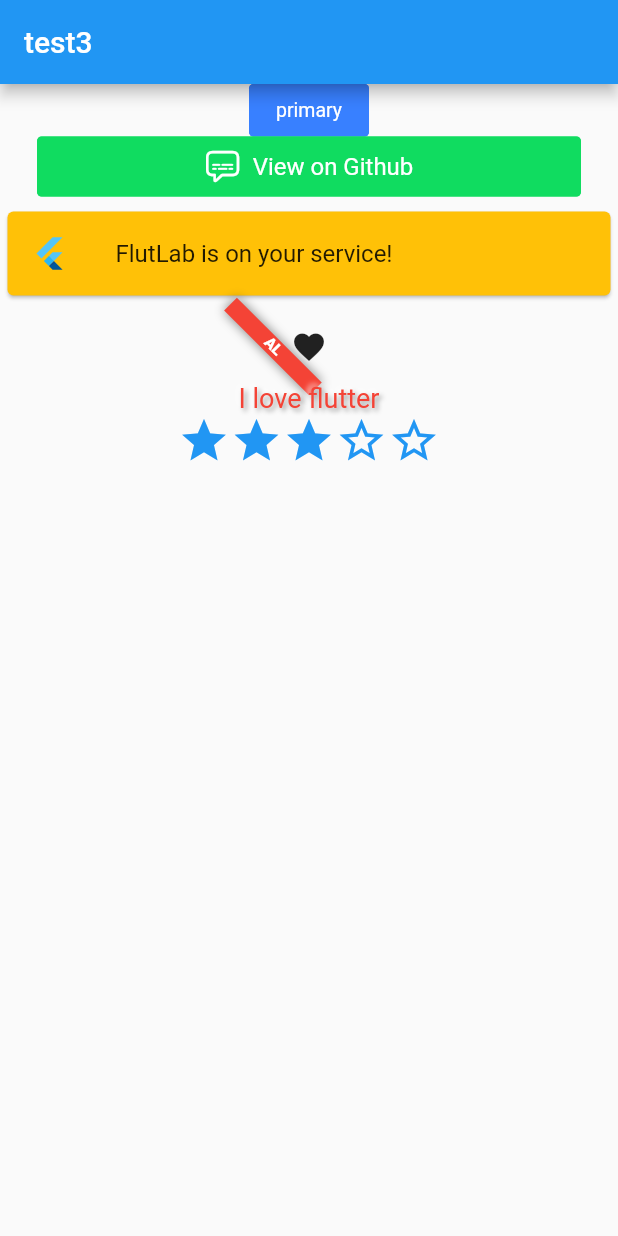
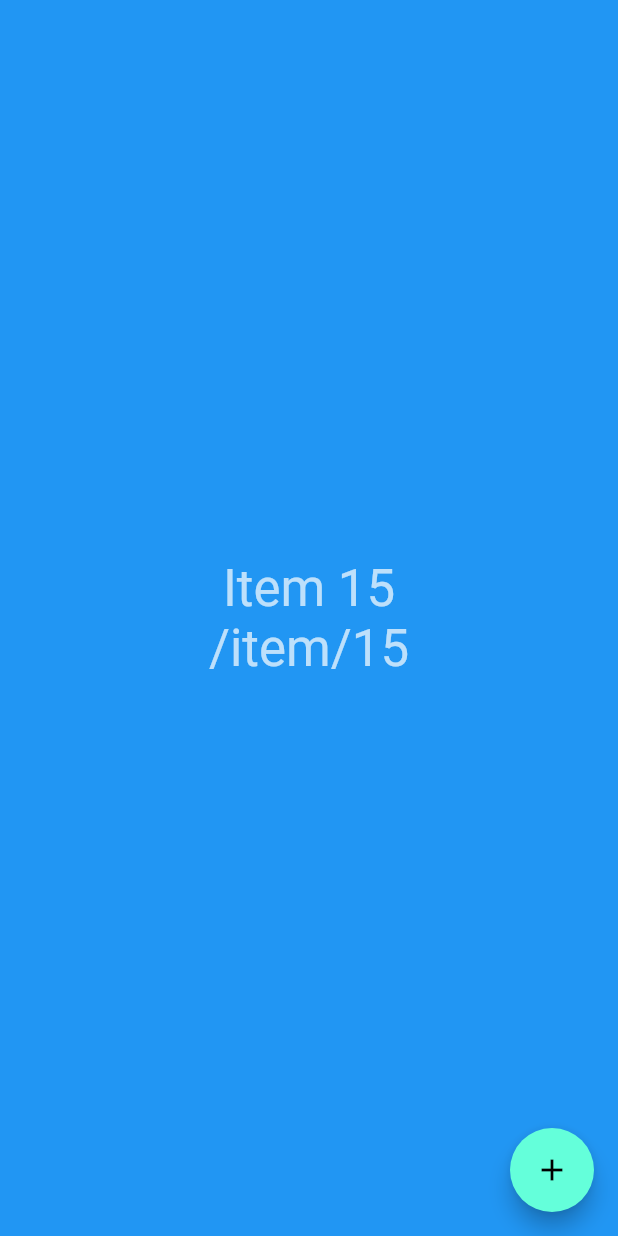
Before and after one commit to xunsky/flutter_online, a Flutter app: the screen it shows after launch, on a phone screen of 412 x 824 dp. Run offline on Flutter 3.47's test engine with Material 2 defaults, Android fonts, the phone set to English and light mode, and no system bars; drawn by our look-alikes of flutter_neumorphic, getwidget.

```diff
--- a/lib/main.dart
+++ b/lib/main.dart
@@ -7,8 +7,9 @@ import 'package:flutter_neumorphic/flutter_neumorphic.dart';
 import 'package:getwidget/getwidget.dart';
 
 void main() => runApp(MyApp());
+final _navigatorKey = GlobalKey<NavigatorState>();
 
-class MyApp extends StatelessWidget {
+class MyApp2 extends StatelessWidget {
   // This widget is the root of your application.
   @override
   Widget build(BuildContext context) {
@@ -93,3 +94,148 @@ class MyHomePage extends StatelessWidget {
     );
   }
 }
+
+class MyApp extends StatefulWidget {
+  @override
+  _MyAppState createState() => _MyAppState();
+}
+
+class _MyAppState extends State<MyApp> {
+  static int _counter = 15;
+
+  // Initial Route: /category/5/item/15
+  final pages = [
+    MyPage(
+      key: ValueKey('/'),
+      name: '/',
+      builder: (context) => HomeScreen(),
+    ),
+    MyPage(
+      key: ValueKey('/category/5'),
+      name: '/category/5',
+      builder: (context) => CategoryScreen(id: 5),
+    ),
+    MyPage(
+      key: ValueKey('/item/15'),
+      name: '/item/15',
+      builder: (context) => ItemScreen(id: 15),
+    ),
+  ];
+
+  void addPage(MyPage page) {
+    setState(() => pages.add(page));
+  }
+
+  bool _onPopPage(Route<dynamic> route, dynamic result) {
+    setState(() => pages.remove(route.settings));
+    return route.didPop(result);
+  }
+
+  @override
+  Widget build(BuildContext context) {
+    print('build: $pages');
+    return MaterialApp(
+      theme: ThemeData.dark(),
+      home: Scaffold(
+        body: WillPopScope(
+          onWillPop: () async => !await _navigatorKey.currentState!.maybePop(),
+          child: Navigator(
+            key: _navigatorKey,
+            onPopPage: _onPopPage,
+            pages: List.of(pages),
+          ),
+        ),
+        floatingActionButton: FloatingActionButton(
+          onPressed: () {
+            setState(() {
+              final int id = ++_counter;
+              pages.add(
+                MyPage(
+                  key: ValueKey('/item/$id'),
+                  name: '/item/$id',
+                  builder: (context) => ItemScreen(id: id),
+                ),
+              );
+            });
+          },
+          child: Icon(Icons.add),
+        ),
+      ),
+    );
+  }
+}
+
+class MyPage<T> extends Page<T> {
+  MyPage({
+    required LocalKey? key,
+    required String? name,
+    required this.builder,
+  }) : super(key: key, name: name);
+
+  final WidgetBuilder builder;
+
+  @override
+  Route<T> createRoute(BuildContext context) {
+    return MaterialPageRoute(
+      settings: this,
+      builder: builder,
+    );
+  }
+
+  @override
+  String toString() => '$name';
+}
+
+class HomeScreen extends StatelessWidget {
+  @override
+  Widget build(BuildContext context) {
+    return Material(
+      color: Colors.red,
+      child: Center(
+        child: Text(
+          'Home',
+          style: Theme.of(context).textTheme.headline2,
+        ),
+      ),
+    );
+  }
+}
+
+class CategoryScreen extends StatelessWidget {
+  const CategoryScreen({Key? key, this.id}) : super(key: key);
+
+  final int? id;
+
+  @override
+  Widget build(BuildContext context) {
+    return Material(
+      color: Colors.green,
+      child: Center(
+        child: Text(
+          'Category $id',
+          style: Theme.of(context).textTheme.headline2,
+        ),
+      ),
+    );
+  }
+}
+
+class ItemScreen extends StatelessWidget {
+  const ItemScreen({Key? key, this.id}) : super(key: key);
+
+  final int? id;
+
+  @override
+  Widget build(BuildContext context) {
+    return Material(
+      color: Colors.blue,
+      child: Center(
+        child: Text(
+          "Item $id\n${ModalRoute.of(context)?.settings}",
+          style: Theme.of(context).textTheme.headline4,
+          textAlign: TextAlign.center,
+        ),
+      ),
+    );
+  }
+}
```
